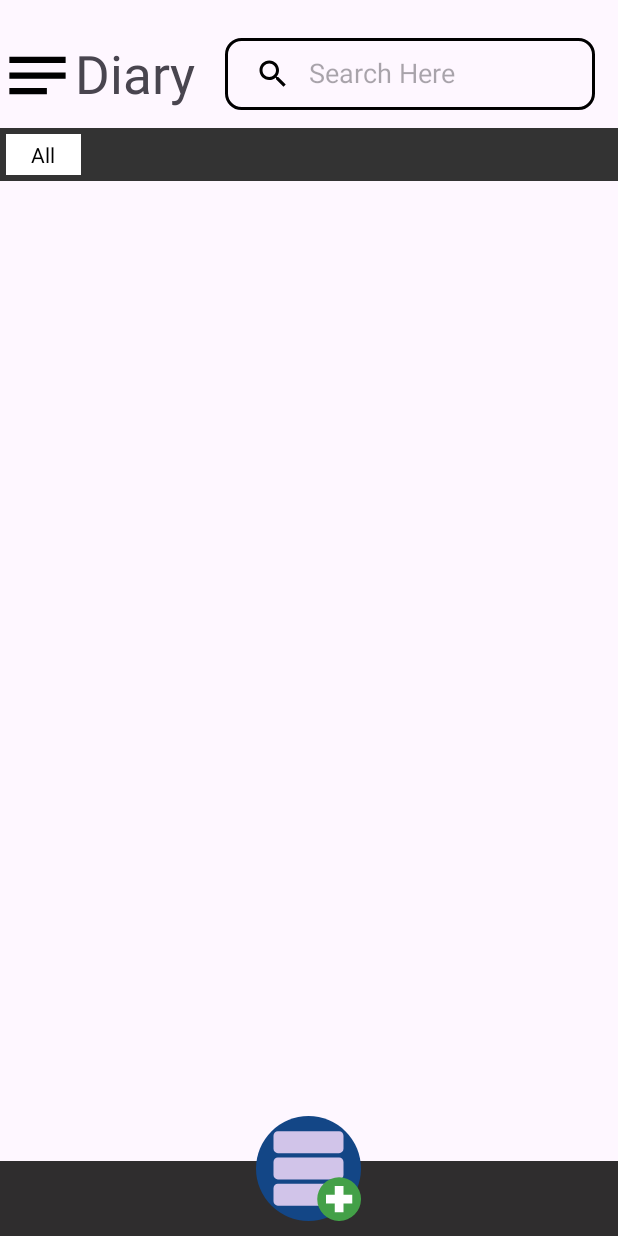
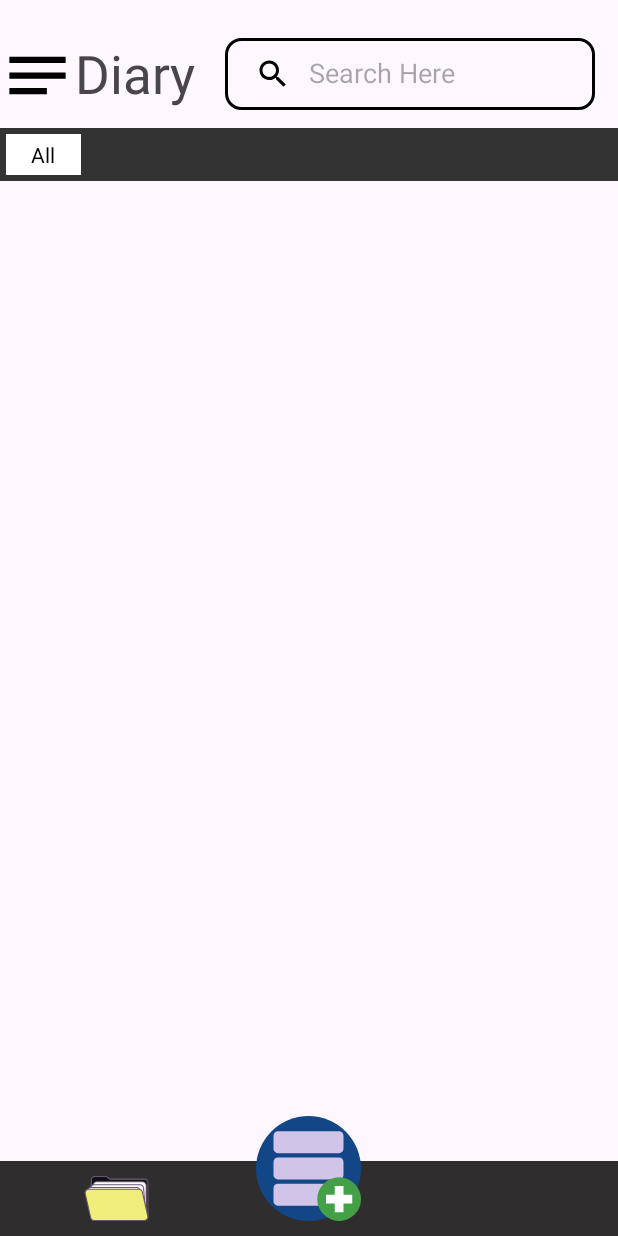
Before and after one commit to FebiRPL/DBDiary_TugasAkhir, an Android app: the screen it shows after launch (MainActivity), on a phone screen of 412 x 824 dp. Run offline under Robolectric (Android 15) with nearby library versions, the phone set to English and light mode, and no system bars.

```diff
--- a/app/src/main/java/com/example/dbdiary_tugasakhir/Diary.kt
+++ b/app/src/main/java/com/example/dbdiary_tugasakhir/Diary.kt
@@ -10,7 +10,7 @@ class Diary : AppCompatActivity() {
     override fun onCreate(savedInstanceState: Bundle?) {
         super.onCreate(savedInstanceState)
         enableEdgeToEdge()
-        setContentView(R.layout.activity_diary)
+        setContentView(R.layout.item)
         ViewCompat.setOnApplyWindowInsetsListener(findViewById(R.id.main)) { v, insets ->
             val systemBars = insets.getInsets(WindowInsetsCompat.Type.systemBars())
             v.setPadding(systemBars.left, systemBars.top, systemBars.right, systemBars.bottom)
--- /dev/null
+++ b/app/src/main/res/drawable/folder_svgrepo_com__1_.xml
@@ -0,0 +1,42 @@
+<vector xmlns:android="http://schemas.android.com/apk/res/android"
+    android:width="800dp"
+    android:height="800dp"
+    android:viewportWidth="1024"
+    android:viewportHeight="1024">
+  <path
+      android:pathData="M390.4,200.8l-8,-8c-10.4,-10.4 -24,-16 -38.4,-16H180.8c-29.6,0 -54.4,24 -54.4,54.4v562.4c0,29.6 24,54.4 54.4,54.4h757.6c29.6,0 54.4,-24 54.4,-54.4V270.4c0,-29.6 -24,-54.4 -54.4,-54.4H428.8c-14.4,0.8 -28,-4.8 -38.4,-15.2z"
+      android:fillColor="#F1ED7B"/>
+  <path
+      android:pathData="M390.4,200.8l-8,-8c-10.4,-10.4 -24,-16 -38.4,-16H180.8c-29.6,0 -54.4,24 -54.4,54.4v562.4c0,29.6 24,54.4 54.4,54.4h757.6c29.6,0 54.4,-24 54.4,-54.4V270.4c0,-29.6 -24,-54.4 -54.4,-54.4H428.8c-14.4,0.8 -28,-4.8 -38.4,-15.2z"
+      android:fillColor="#0E1115"/>
+  <path
+      android:pathData="M937.6,855.2H180.8c-34.4,0 -62.4,-28 -62.4,-62.4V230.4c0,-34.4 28,-62.4 62.4,-62.4H344c16.8,0 32,6.4 44,18.4l8,8c8.8,8.8 20,13.6 32.8,13.6h509.6c34.4,0 62.4,28 62.4,62.4v522.4c-0.8,34.4 -28.8,62.4 -63.2,62.4zM180.8,184.8c-25.6,0 -46.4,20.8 -46.4,46.4v562.4c0,25.6 20.8,46.4 46.4,46.4h757.6c25.6,0 46.4,-20.8 46.4,-46.4V270.4c0,-25.6 -20.8,-46.4 -46.4,-46.4H428.8c-16.8,0 -32,-6.4 -44,-18.4l-8,-8C368,188.8 356.8,184 344,184H180.8z"
+      android:fillColor="#6A576D"/>
+  <path
+      android:pathData="M208,256.8h703.2c29.6,0 54.4,24 54.4,54.4v449.6c0,29.6 -24,54.4 -54.4,54.4H208c-29.6,0 -54.4,-24 -54.4,-54.4V311.2c0,-29.6 24,-54.4 54.4,-54.4z"
+      android:fillColor="#FFFFFF"/>
+  <path
+      android:pathData="M911.2,823.2H208c-34.4,0 -62.4,-28 -62.4,-62.4V311.2c0,-34.4 28,-62.4 62.4,-62.4h703.2c34.4,0 62.4,28 62.4,62.4v449.6c-0.8,34.4 -28.8,62.4 -62.4,62.4zM208,264.8c-25.6,0 -46.4,20.8 -46.4,46.4v449.6c0,25.6 20.8,46.4 46.4,46.4h703.2c25.6,0 46.4,-20.8 46.4,-46.4V311.2c0,-25.6 -20.8,-46.4 -46.4,-46.4H208z"
+      android:fillColor="#6A576D"/>
+  <path
+      android:pathData="M153.6,836.8l-38.4,-477.6c-2.4,-31.2 22.4,-58.4 53.6,-58.4H872c28,0 52,21.6 53.6,49.6l39.2,486.4"
+      android:fillColor="#FFFFFF"/>
+  <path
+      android:pathData="M964.8,844.8c-4,0 -8,-3.2 -8,-7.2l-39.2,-486.4c-1.6,-24 -22.4,-42.4 -45.6,-42.4H168.8c-12.8,0 -24.8,5.6 -33.6,15.2s-12.8,21.6 -12,35.2l38.4,477.6c0,4 -3.2,8 -7.2,8.8 -4,0 -8,-3.2 -8.8,-7.2l-38.4,-477.6c-1.6,-17.6 4.8,-34.4 16,-47.2 12,-12.8 28,-20 45.6,-20H872c32,0 59.2,24.8 61.6,56.8l39.2,486.4c0.8,3.2 -3.2,7.2 -8,8 0.8,0 0,0 0,0z"
+      android:fillColor="#6A576D"/>
+  <path
+      android:pathData="M153.6,847.2l-64.8,-524.8"
+      android:fillColor="#0E1115"/>
+  <path
+      android:pathData="M153.6,836.8L68.8,408c-6.4,-33.6 19.2,-64 53.6,-64h700.8c25.6,0 48,18.4 52.8,44l88.8,449.6"
+      android:fillColor="#FFFFFF"/>
+  <path
+      android:pathData="M964.8,844.8c-4,0 -7.2,-2.4 -8,-6.4l-88.8,-449.6c-4,-21.6 -23.2,-36.8 -45.6,-36.8H122.4c-13.6,0 -27.2,6.4 -36,16.8s-12,24.8 -9.6,38.4l84.8,428c0.8,4 -1.6,8.8 -6.4,9.6 -4,0.8 -8.8,-1.6 -9.6,-6.4L60.8,409.6c-4,-18.4 0.8,-36.8 12.8,-51.2 12,-14.4 29.6,-22.4 48,-22.4h700.8c29.6,0 55.2,20.8 60.8,50.4l88.8,449.6c0.8,4 -1.6,8.8 -6.4,9.6 0,-0.8 0,-0.8 -0.8,-0.8z"
+      android:fillColor="#6A576D"/>
+  <path
+      android:pathData="M86.4,371.2h768c25.6,0 47.2,17.6 52.8,42.4l83.2,368c8,33.6 -18.4,66.4 -52.8,66.4h-768c-25.6,0 -47.2,-17.6 -52.8,-42.4l-83.2,-368c-8,-34.4 17.6,-66.4 52.8,-66.4z"
+      android:fillColor="#F1ED7B"/>
+  <path
+      android:pathData="M937.6,855.2h-768c-28.8,0 -54.4,-20 -60.8,-48l-83.2,-368c-4,-18.4 0,-37.6 12,-52.8 12,-15.2 29.6,-23.2 48.8,-23.2h768c28.8,0 54.4,20 60.8,48l83.2,368c4,18.4 0,37.6 -12,52.8 -12,15.2 -29.6,23.2 -48.8,23.2zM86.4,379.2c-14.4,0 -27.2,6.4 -36,17.6 -8.8,11.2 -12,25.6 -8.8,39.2l83.2,368c4.8,20.8 23.2,36 44.8,36h768c14.4,0 27.2,-6.4 36,-17.6 8.8,-11.2 12,-25.6 8.8,-39.2l-83.2,-368c-4.8,-20.8 -23.2,-36 -44.8,-36h-768z"
+      android:fillColor="#6A576D"/>
+</vector>
--- a/app/src/main/res/layout/activity_main.xml
+++ b/app/src/main/res/layout/activity_main.xml
@@ -91,6 +91,14 @@
         tools:ignore="ExtraText"
         >
 
+        <ImageView
+            android:id="@+id/IVFolder"
+            android:layout_width="55dp"
+            android:layout_height="55dp"
+            android:src="@drawable/folder_svgrepo_com__1_"
+            android:layout_marginStart="50dp"
+            android:padding="5dp"
+            />
     </LinearLayout>
 
     <ImageView
--- a/app/src/main/res/layout/activity_cari.xml
+++ b/app/src/main/res/layout/add_diary.xml
@@ -5,6 +5,6 @@
     android:id="@+id/main"
     android:layout_width="match_parent"
     android:layout_height="match_parent"
-    tools:context=".Cari">
+    >
 
 </androidx.constraintlayout.widget.ConstraintLayout>
--- a/app/src/main/res/values/colors.xml
+++ b/app/src/main/res/values/colors.xml
@@ -5,4 +5,5 @@
     <color name="quickqctionbackground">#2f2d2e</color>
     <color name="folder">#333333</color>
     <color name="coloraccent">#134686</color>
+    <color name="DefaultBackground">#333333</color>
 </resources>
```
Also changed, not shown: app/src/main/java/com/example/dbdiary_tugasakhir/Cari.kt (deleted, +0 -20 lines), app/src/main/res/drawable/bg_diary.xml (added, +8 -0 lines), app/src/main/res/layout/activity_diary.xml (deleted, +0 -10 lines), app/src/main/res/layout/item.xml (added, +36 -0 lines).
